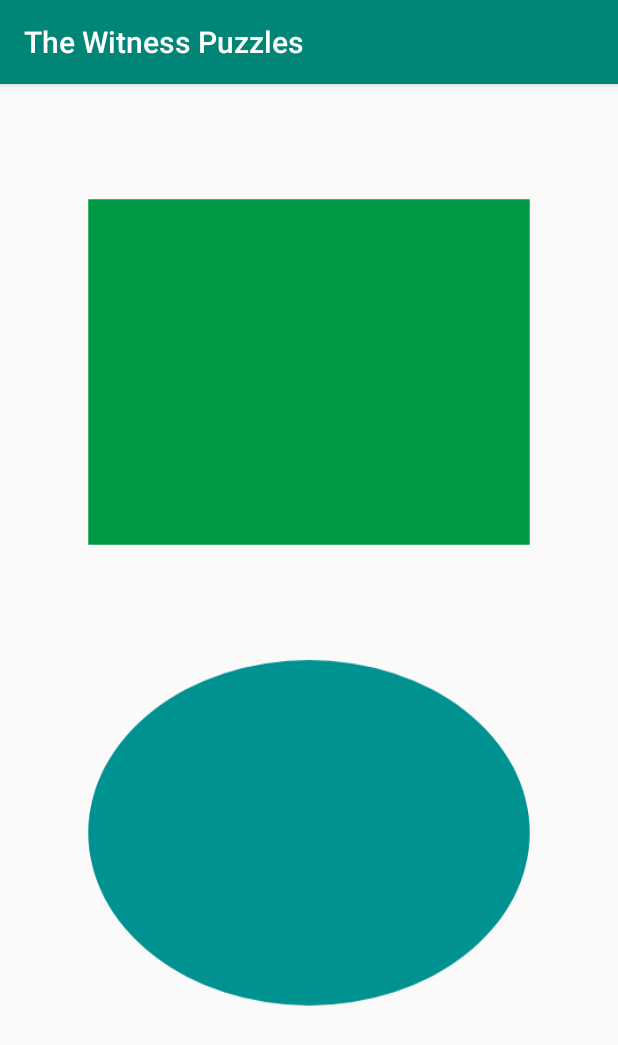
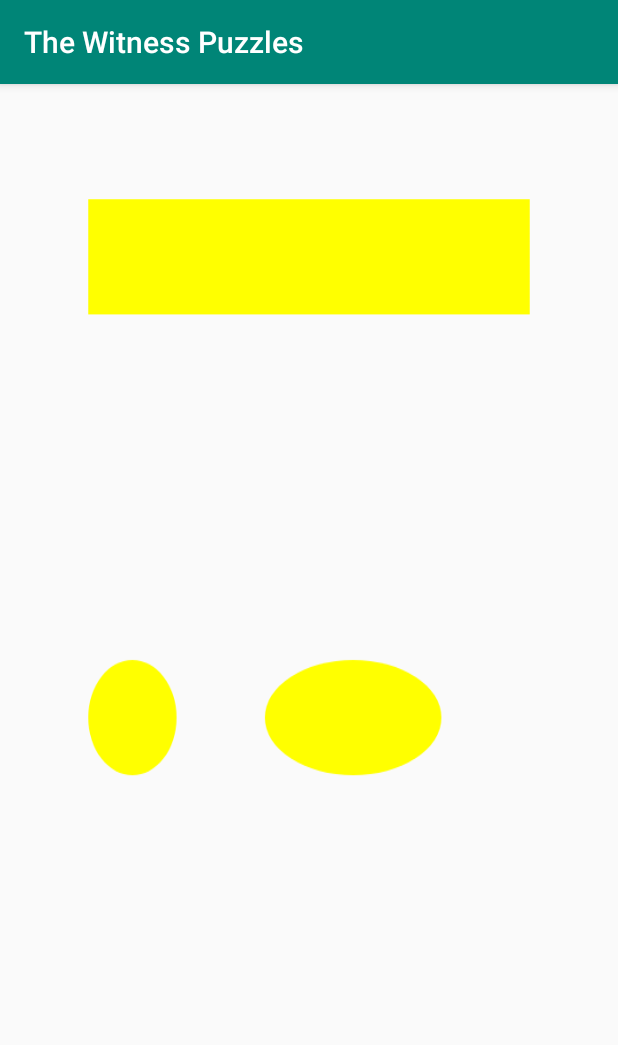
Before and after one commit to emildekeyser/android-puzzle-game, an Android app: the screen it shows after launch (MainActivity), on a phone screen of 412 x 824 dp. Shown: the top 1045 px of the screen. Run offline under Robolectric (Android 15) with nearby library versions, the phone set to English and light mode, and no system bars.

Commit message:
draw shapes

```diff
--- a/app/src/main/java/com/example/thewitnesspuzzles/MainActivity.kt
+++ b/app/src/main/java/com/example/thewitnesspuzzles/MainActivity.kt
@@ -29,24 +29,36 @@ class MainActivity : AppCompatActivity() {
         var left = 100
         var top = 100
         var right = 600
-        var bottom = 400
+        var bottom = 200
 
         // draw rectangle shape to canvas
         shapeDrawable = ShapeDrawable(RectShape())
         shapeDrawable.setBounds( left, top, right, bottom)
-        shapeDrawable.getPaint().setColor(Color.parseColor("#009944"))
+        shapeDrawable.getPaint().setColor(Color.YELLOW)
         shapeDrawable.draw(canvas)
 
         // oval positions
         left = 100
         top = 500
-        right = 600
-        bottom = 800
+        right = 200
+        bottom = 600
 
         // draw oval shape to canvas
         shapeDrawable = ShapeDrawable(OvalShape())
         shapeDrawable.setBounds( left, top, right, bottom)
-        shapeDrawable.getPaint().setColor(Color.parseColor("#009191"))
+        shapeDrawable.getPaint().setColor(Color.YELLOW)
+        shapeDrawable.draw(canvas)
+
+        // oval positions
+        left = 300
+        top = 500
+        right = 500
+        bottom = 600
+
+        // draw oval shape to canvas
+        shapeDrawable = ShapeDrawable(OvalShape())
+        shapeDrawable.setBounds( left, top, right, bottom)
+        shapeDrawable.getPaint().setColor(Color.YELLOW)
         shapeDrawable.draw(canvas)
 
         // now bitmap holds the updated pixels
```
Also changed, not shown: app/src/main/res/layout/activity_main.xml (+0 -17 lines).
